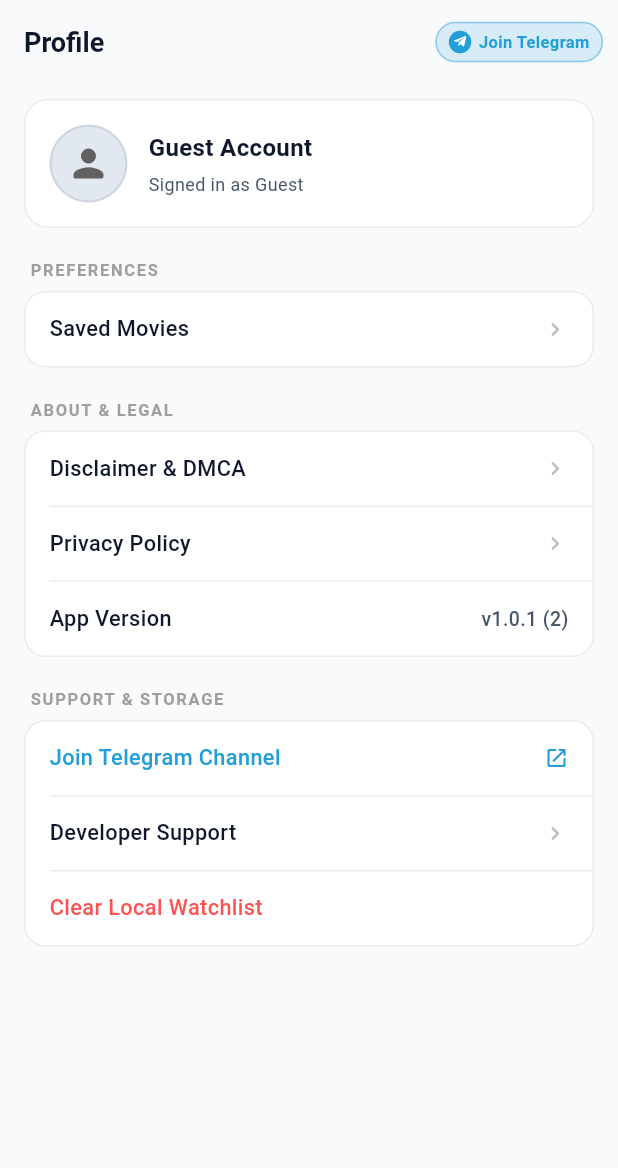
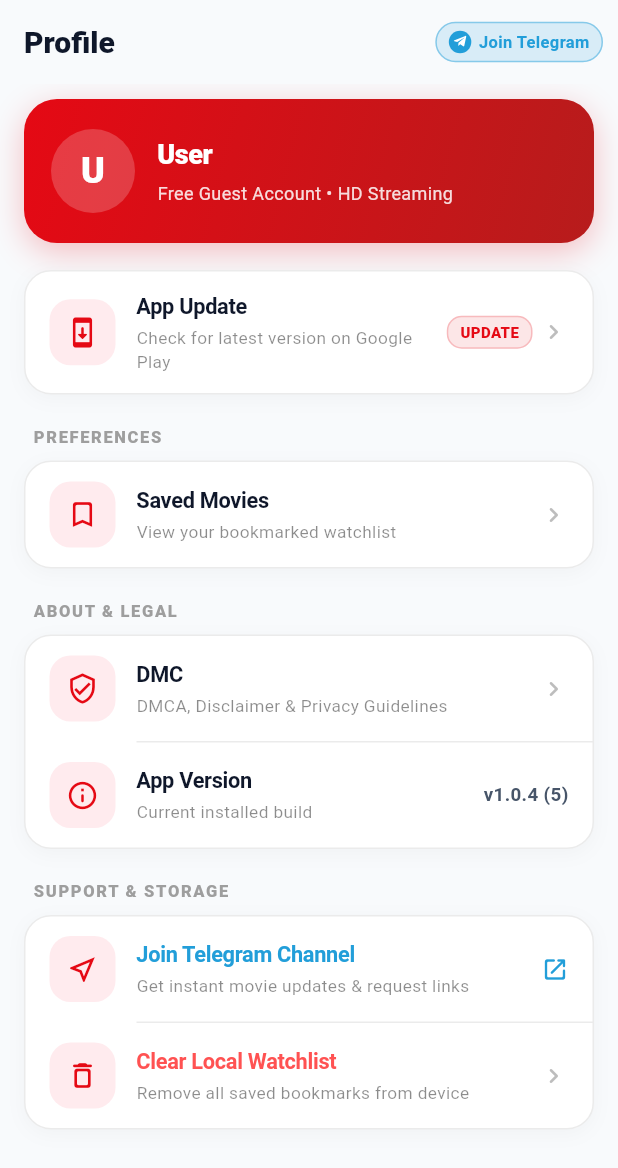
Before and after one commit to anilmonitor/movie, a Flutter app: the ProfileScreen screen opened directly, on a phone screen of 412 x 824 dp. Shown: the top 1168 px of the screen. Run offline on Flutter 3.47's test engine with Material 3 defaults, Android fonts, the phone set to English and light mode, and no system bars; our stand-ins replace cached_network_image, shared_preferences, shimmer, webview_flutter; accounts and stored records are empty; network calls fail.

Commit message:
feat(flutter): redesign profile screen with red card and icons, add app update at top, remove developer support, and merge privacy into DMC

```diff
--- a/flutter_app/lib/screens/disclaimer_screen.dart
+++ b/flutter_app/lib/screens/disclaimer_screen.dart
@@ -78,7 +78,7 @@
     return Scaffold(
       appBar: AppBar(
         title: const Text(
-          'Disclaimer',
+          'DMC & Privacy Policy',
           style: TextStyle(fontWeight: FontWeight.w700, fontSize: 18),
         ),
       ),
@@ -211,6 +211,20 @@
               content:
                   'Users exploring any external reference or educational links are advised to delete any downloaded preview files within 24 hours and purchase the authorized original copies from licensed platforms.',
             ),
+            const SizedBox(height: 8),
+
+            _buildSection(
+              context,
+              title: '8. Privacy & Data Protection',
+              content:
+                  'We deeply value user privacy and believe in complete transparency. We do not require registration, personal details, or sensitive financial data to browse:',
+              bulletPoints: const [
+                'No Personal Data Collected: You can browse the app as a guest without providing phone numbers, names, or passwords.',
+                'Local Storage Only: Bookmarks and watchlist movies are stored strictly locally on your own device.',
+                'No Tracking or Selling: We never sell or share user data with third-party advertisers.',
+                'Security: All API network calls are encrypted via modern HTTPS standards.',
+              ],
+            ),
 
             const SizedBox(height: 30),
           ],
--- a/flutter_app/lib/screens/profile_screen.dart
+++ b/flutter_app/lib/screens/profile_screen.dart
@@ -1,11 +1,10 @@
 import 'package:flutter/material.dart';
-import 'package:flutter/services.dart';
 import '../models/movie.dart';
+import '../services/app_update_service.dart';
 import '../services/watchlist_service.dart';
 import '../theme/app_theme.dart';
 import '../widgets/telegram_button.dart';
 import 'disclaimer_screen.dart';
-import 'privacy_policy_screen.dart';
 import 'watchlist_screen.dart';
 
 class ProfileScreen extends StatefulWidget {
@@ -51,18 +50,33 @@
     }
   }
 
-  void _openPrivacyPolicy() {
-    Navigator.push(
-      context,
-      MaterialPageRoute(builder: (_) => const PrivacyPolicyScreen()),
-    );
-  }
-
   void _openDisclaimer() {
     Navigator.push(
       context,
       MaterialPageRoute(builder: (_) => const DisclaimerScreen()),
     );
+  }
+
+  Future<void> _handleCheckUpdate() async {
+    final messenger = ScaffoldMessenger.of(context);
+    messenger.showSnackBar(
+      const SnackBar(
+        content: Row(
+          children: [
+            SizedBox(
+              width: 14,
+              height: 14,
+              child: CircularProgressIndicator(strokeWidth: 2, color: Colors.white),
+            ),
+            SizedBox(width: 12),
+            Text('Checking Google Play for updates...'),
+          ],
+        ),
+        duration: Duration(seconds: 2),
+      ),
+    );
+
+    await AppUpdateService.checkAndShowUpdateDialog(context);
   }
 
   void _showThemeSelectionDialog() {
@@ -159,80 +173,6 @@
     );
   }
 
-  void _showContactDialog() {
-    final isDark = Theme.of(context).brightness == Brightness.dark;
-
-    showDialog(
-      context: context,
-      builder: (ctx) => AlertDialog(
-        backgroundColor: isDark ? AppTheme.darkCard : AppTheme.lightCard,
-        shape: RoundedRectangleBorder(
-          borderRadius: BorderRadius.circular(16),
-          side: BorderSide(color: isDark ? AppTheme.darkBorder : AppTheme.lightBorder),
-        ),
-        titlePadding: const EdgeInsets.fromLTRB(20, 18, 20, 10),
-        title: Text(
-          'Contact Support',
-          style: TextStyle(
-            fontSize: 17,
-            fontWeight: FontWeight.w700,
-            color: isDark ? AppTheme.darkTextPrimary : AppTheme.lightTextPrimary,
-          ),
-        ),
-        content: Column(
-          mainAxisSize: MainAxisSize.min,
-          crossAxisAlignment: CrossAxisAlignment.start,
-          children: [
-            Text(
-              'Email us for support or copyright inquiries:',
-              style: TextStyle(
-                fontSize: 13,
-                color: isDark ? AppTheme.darkTextSecondary : AppTheme.lightTextSecondary,
-              ),
-            ),
-            const SizedBox(height: 12),
-            Container(
-              padding: const EdgeInsets.symmetric(horizontal: 12, vertical: 10),
-              decoration: BoxDecoration(
-                color: isDark ? const Color(0xFF141A28) : const Color(0xFFF8FAFC),
-                borderRadius: BorderRadius.circular(8),
-                border: Border.all(
-                  color: isDark ? AppTheme.darkBorder : AppTheme.lightBorder,
-                ),
-              ),
-              child: const SelectableText(
-                'anilarangi6@gmail.com',
-                style: TextStyle(
-                  fontWeight: FontWeight.w600,
-                  fontSize: 13.5,
-                ),
-              ),
-            ),
-          ],
-        ),
-        actions: [
-          TextButton(
-            onPressed: () {
-              Clipboard.setData(const ClipboardData(text: 'anilarangi6@gmail.com'));
-              Navigator.pop(ctx);
-              ScaffoldMessenger.of(context).showSnackBar(
-                const SnackBar(content: Text('Email copied to clipboard!')),
-              );
-            },
-            child: const Text('Copy Email'),
-          ),
-          TextButton(
-            onPressed: () => Navigator.pop(ctx),
-            style: TextButton.styleFrom(
-              foregroundColor: isDark ? AppTheme.darkTextSecondary : AppTheme.lightTextSecondary,
-            ),
-            child: const Text('Close'),
-          ),
-        ],
-      ),
-    );
-  }
-
   void _confirmClearData() {
     final isDark = Theme.of(context).brightness == Brightness.dark;
 
@@ -291,7 +231,7 @@
       appBar: AppBar(
         title: const Text(
           'Profile',
-          style: TextStyle(fontWeight: FontWeight.w700, fontSize: 18),
+          style: TextStyle(fontWeight: FontWeight.w800, fontSize: 20),
         ),
         centerTitle: false,
         actions: const [
@@ -308,57 +248,68 @@
           child: Column(
             crossAxisAlignment: CrossAxisAlignment.start,
             children: [
-              // Profile Header (Guest Account with DP Avatar)
+              // Red Header Card (Styled like reference image)
               Container(
-                padding: const EdgeInsets.all(16),
+                width: double.infinity,
+                padding: const EdgeInsets.symmetric(horizontal: 18, vertical: 20),
                 decoration: BoxDecoration(
-                  color: isDark ? AppTheme.darkCard : AppTheme.lightCard,
-                  borderRadius: BorderRadius.circular(16),
-                  border: Border.all(
-                    color: isDark ? AppTheme.darkBorder : AppTheme.lightBorder,
+                  gradient: const LinearGradient(
+                    colors: [Color(0xFFE50914), Color(0xFFB71C1C)],
+                    begin: Alignment.topLeft,
+                    end: Alignment.bottomRight,
                   ),
+                  borderRadius: BorderRadius.circular(22),
+                  boxShadow: const [
+                    BoxShadow(
+                      color: Color(0x40E50914),
+                      blurRadius: 18,
+                      offset: Offset(0, 6),
+                    ),
+                  ],
                 ),
                 child: Row(
                   children: [
-                    // DP (Display Picture) Avatar
+                    // Circle Avatar with initial 'U'
                     Container(
-                      width: 52,
-                      height: 52,
-                      decoration: BoxDecoration(
+                      width: 56,
+                      height: 56,
+                      decoration: const BoxDecoration(
                         shape: BoxShape.circle,
-                        color: isDark ? const Color(0xFF1E2638) : const Color(0xFFE2E8F0),
-                        border: Border.all(
-                          color: isDark ? Colors.white.withOpacity(0.12) : Colors.black.withOpacity(0.08),
-                          width: 1.5,
+                        color: Color(0x33FFFFFF),
+                      ),
+                      child: const Center(
+                        child: Text(
+                          'U',
+                          style: TextStyle(
+                            color: Colors.white,
+                            fontSize: 24,
+                            fontWeight: FontWeight.w900,
                           ),
                         ),
-                      child: Icon(
-                        Icons.person_rounded,
-                        size: 30,
-                        color: isDark ? Colors.grey[300] : Colors.grey[700],
                       ),
                     ),
-                    const SizedBox(width: 14),
+                    const SizedBox(width: 15),
 
                     // User Info
-                    Expanded(
+                    const Expanded(
                       child: Column(
                         crossAxisAlignment: CrossAxisAlignment.start,
                         children: [
                           Text(
-                            'Guest Account',
+                            'User',
                             style: TextStyle(
-                              fontSize: 16,
-                              fontWeight: FontWeight.w700,
-                              color: isDark ? AppTheme.darkTextPrimary : AppTheme.lightTextPrimary,
+                              color: Colors.white,
+                              fontSize: 18,
+                              fontWeight: FontWeight.w800,
+                              letterSpacing: -0.3,
                             ),
                           ),
-                          const SizedBox(height: 4),
+                          SizedBox(height: 4),
                           Text(
-                            'Signed in as Guest',
+                            'Free Guest Account • HD Streaming',
                             style: TextStyle(
+                              color: Color(0xD9FFFFFF),
                               fontSize: 12,
-                              color: isDark ? AppTheme.darkTextSecondary : AppTheme.lightTextSecondary,
                             ),
                           ),
                         ],
@@ -368,32 +319,77 @@
                 ),
               ),
 
+              const SizedBox(height: 18),
+
+              // TOP: APP UPDATE (Placed above Preferences as requested)
+              _buildCardGroup(
+                isDark: isDark,
+                children: [
+                  _buildSettingsTile(
+                    isDark: isDark,
+                    icon: Icons.system_update_rounded,
+                    title: 'App Update',
+                    subtitle: 'Check for latest version on Google Play',
+                    trailing: Row(
+                      mainAxisSize: MainAxisSize.min,
+                      children: [
+                        Container(
+                          padding: const EdgeInsets.symmetric(horizontal: 8, vertical: 3),
+                          decoration: BoxDecoration(
+                            color: const Color(0x1AE50914),
+                            borderRadius: BorderRadius.circular(10),
+                            border: Border.all(color: const Color(0x33E50914)),
+                          ),
+                          child: const Text(
+                            'UPDATE',
+                            style: TextStyle(
+                              fontSize: 10,
+                              fontWeight: FontWeight.w800,
+                              color: Color(0xFFE50914),
+                            ),
+                          ),
+                        ),
+                        const SizedBox(width: 4),
+                        Icon(
+                          Icons.chevron_right_rounded,
+                          size: 20,
+                          color: isDark ? Colors.grey[600] : Colors.grey[400],
+                        ),
+                      ],
+                    ),
+                    onTap: _handleCheckUpdate,
+                  ),
+                ],
+              ),
+
               const SizedBox(height: 20),
 
               // SECTION 1: PREFERENCES
               _buildSectionHeader('PREFERENCES', isDark),
-              const SizedBox(height: 6),
+              const SizedBox(height: 8),
               _buildCardGroup(
                 isDark: isDark,
                 children: [
                   if (widget.onThemeChanged != null)
                     _buildSettingsTile(
                       isDark: isDark,
+                      icon: Icons.palette_outlined,
                       title: 'Appearance',
+                      subtitle: 'Switch theme ($_themeModeLabel)',
                       trailing: Row(
                         mainAxisSize: MainAxisSize.min,
                         children: [
                           Text(
                             _themeModeLabel,
                             style: TextStyle(
-                              fontSize: 13,
+                              fontSize: 12,
                               color: isDark ? AppTheme.darkTextSecondary : AppTheme.lightTextSecondary,
                             ),
                           ),
                           const SizedBox(width: 4),
                           Icon(
                             Icons.chevron_right_rounded,
-                            size: 18,
+                            size: 20,
                             color: isDark ? Colors.grey[600] : Colors.grey[400],
                           ),
                         ],
@@ -406,7 +402,9 @@
 
                   _buildSettingsTile(
                     isDark: isDark,
+                    icon: Icons.bookmark_outline_rounded,
                     title: 'Saved Movies',
+                    subtitle: 'View your bookmarked watchlist',
                     trailing: Row(
                       mainAxisSize: MainAxisSize.min,
                       children: [
@@ -429,7 +427,7 @@
                           ),
                         Icon(
                           Icons.chevron_right_rounded,
-                          size: 18,
+                          size: 20,
                           color: isDark ? Colors.grey[600] : Colors.grey[400],
                         ),
                       ],
@@ -447,20 +445,17 @@
 
               const SizedBox(height: 20),
 
-              // SECTION 2: ABOUT & LEGAL (No icons, no subtitles)
+              // SECTION 2: ABOUT & LEGAL (Privacy Policy merged into DMC)
               _buildSectionHeader('ABOUT & LEGAL', isDark),
-              const SizedBox(height: 6),
+              const SizedBox(height: 8),
               _buildCardGroup(
                 isDark: isDark,
                 children: [
                   _buildSettingsTile(
                     isDark: isDark,
-                    title: 'Disclaimer & DMCA',
-                    trailing: Icon(
-                      Icons.chevron_right_rounded,
-                      size: 18,
-                      color: isDark ? Colors.grey[600] : Colors.grey[400],
-                    ),
+                    icon: Icons.verified_user_outlined,
+                    title: 'DMC',
+                    subtitle: 'DMCA, Disclaimer & Privacy Guidelines',
                     onTap: _openDisclaimer,
                   ),
 
@@ -468,25 +463,14 @@
 
                   _buildSettingsTile(
                     isDark: isDark,
-                    title: 'Privacy Policy',
-                    trailing: Icon(
-                      Icons.chevron_right_rounded,
-                      size: 18,
-                      color: isDark ? Colors.grey[600] : Colors.grey[400],
-                    ),
-                    onTap: _openPrivacyPolicy,
-                  ),
-
-                  _buildDivider(isDark),
-
-                  _buildSettingsTile(
-                    isDark: isDark,
+                    icon: Icons.info_outline_rounded,
                     title: 'App Version',
+                    subtitle: 'Current installed build',
                     trailing: Text(
-                      'v1.0.1 (2)',
+                      'v1.0.4 (5)',
                       style: TextStyle(
-                        fontSize: 13,
-                        fontWeight: FontWeight.w500,
+                        fontSize: 12.5,
+                        fontWeight: FontWeight.w600,
                         color: isDark ? AppTheme.darkTextSecondary : AppTheme.lightTextSecondary,
                       ),
                     ),
@@ -496,19 +480,21 @@
 
               const SizedBox(height: 20),
 
-              // SECTION 3: SUPPORT & STORAGE (No icons, no subtitles)
+              // SECTION 3: SUPPORT & STORAGE (Developer Support removed)
               _buildSectionHeader('SUPPORT & STORAGE', isDark),
-              const SizedBox(height: 6),
+              const SizedBox(height: 8),
               _buildCardGroup(
                 isDark: isDark,
                 children: [
                   _buildSettingsTile(
                     isDark: isDark,
+                    icon: Icons.near_me_outlined,
                     title: 'Join Telegram Channel',
+                    subtitle: 'Get instant movie updates & request links',
                     titleColor: const Color(0xFF229ED9),
                     trailing: const Icon(
                       Icons.open_in_new_rounded,
-                      size: 16,
+                      size: 18,
                       color: Color(0xFF229ED9),
                     ),
                     onTap: openTelegram,
@@ -518,20 +504,9 @@
 
                   _buildSettingsTile(
                     isDark: isDark,
-                    title: 'Developer Support',
-                    trailing: Icon(
-                      Icons.chevron_right_rounded,
-                      size: 18,
-                      color: isDark ? Colors.grey[600] : Colors.grey[400],
-                    ),
-                    onTap: _showContactDialog,
-                  ),
-
-                  _buildDivider(isDark),
-
-                  _buildSettingsTile(
-                    isDark: isDark,
+                    icon: Icons.delete_outline_rounded,
                     title: 'Clear Local Watchlist',
+                    subtitle: 'Remove all saved bookmarks from device',
                     titleColor: Colors.redAccent,
                     onTap: _confirmClearData,
                   ),
@@ -548,12 +523,12 @@
 
   Widget _buildSectionHeader(String title, bool isDark) {
     return Padding(
-      padding: const EdgeInsets.only(left: 4),
+      padding: const EdgeInsets.only(left: 6),
       child: Text(
         title,
         style: TextStyle(
           fontSize: 11,
-          fontWeight: FontWeight.w700,
+          fontWeight: FontWeight.w800,
           letterSpacing: 1.1,
           color: isDark ? Colors.grey[500] : Colors.grey[500],
         ),
@@ -565,10 +540,17 @@
     return Container(
       decoration: BoxDecoration(
         color: isDark ? AppTheme.darkCard : AppTheme.lightCard,
-        borderRadius: BorderRadius.circular(14),
+        borderRadius: BorderRadius.circular(18),
         border: Border.all(
           color: isDark ? AppTheme.darkBorder : AppTheme.lightBorder,
         ),
+        boxShadow: [
+          BoxShadow(
+            color: Colors.black.withOpacity(isDark ? 0.2 : 0.03),
+            blurRadius: 10,
+            offset: const Offset(0, 3),
+          ),
+        ],
       ),
       clipBehavior: Clip.antiAlias,
       child: Column(
@@ -580,7 +562,9 @@
 
   Widget _buildSettingsTile({
     required bool isDark,
+    required IconData icon,
     required String title,
+    String? subtitle,
     Widget? trailing,
     VoidCallback? onTap,
     Color? titleColor,
@@ -588,20 +572,59 @@
     return InkWell(
       onTap: onTap,
       child: Padding(
-        padding: const EdgeInsets.symmetric(horizontal: 16, vertical: 14),
+        padding: const EdgeInsets.symmetric(horizontal: 16, vertical: 13),
         child: Row(
           children: [
+            // Soft Red Icon Container (matching reference image)
+            Container(
+              width: 44,
+              height: 44,
+              decoration: BoxDecoration(
+                color: isDark ? const Color(0x26E50914) : const Color(0xFFFFEBEE),
+                borderRadius: BorderRadius.circular(14),
+              ),
+              child: Icon(
+                icon,
+                color: const Color(0xFFE50914),
+                size: 22,
+              ),
+            ),
+            const SizedBox(width: 14),
+
+            // Title & Subtitle
             Expanded(
-              child: Text(
+              child: Column(
+                crossAxisAlignment: CrossAxisAlignment.start,
+                children: [
+                  Text(
                     title,
                     style: TextStyle(
                       fontSize: 14.5,
-                  fontWeight: FontWeight.w500,
+                      fontWeight: FontWeight.w700,
                       color: titleColor ?? (isDark ? AppTheme.darkTextPrimary : AppTheme.lightTextPrimary),
+                      letterSpacing: -0.2,
                     ),
                   ),
+                  if (subtitle != null) ...[
+                    const SizedBox(height: 2),
+                    Text(
+                      subtitle,
+                      style: TextStyle(
+                        fontSize: 11.5,
+                        color: isDark ? Colors.white54 : Colors.black45,
                       ),
-            ?trailing,
+                    ),
+                  ],
+                ],
+              ),
+            ),
+
+            trailing ??
+                Icon(
+                  Icons.chevron_right_rounded,
+                  size: 20,
+                  color: isDark ? Colors.grey[600] : Colors.grey[400],
+                ),
           ],
         ),
       ),
@@ -612,7 +635,7 @@
     return Divider(
       height: 1,
       thickness: 1,
-      indent: 16,
+      indent: 74,
       color: isDark ? AppTheme.darkBorder : AppTheme.lightBorder,
     );
   }
```
Lines whose indentation alone changed are shown as unchanged.
